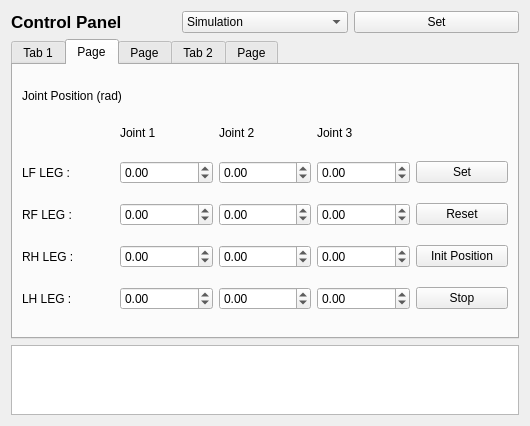
Qt form quadruped_locomotion/control_panel/ui/rqt_control_panel_plugin/rqt_control_panel_plugin_widget.ui (MUXIANGRU/laikago_catkin) before a commit.
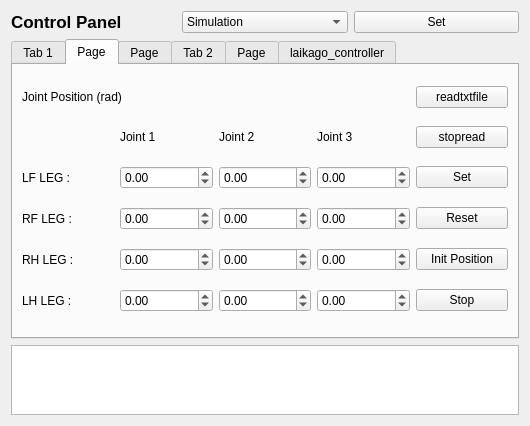
The same form after that commit.

Commit message: add position control

```diff
--- a/quadruped_locomotion/control_panel/ui/rqt_control_panel_plugin/rqt_control_panel_plugin_widget.ui
+++ b/quadruped_locomotion/control_panel/ui/rqt_control_panel_plugin/rqt_control_panel_plugin_widget.ui
@@ -529,6 +529,20 @@
          </property>
         </widget>
        </item>
+       <item row="0" column="4">
+        <widget class="QPushButton" name="readBotton">
+         <property name="text">
+          <string>readtxtfile</string>
+         </property>
+        </widget>
+       </item>
+       <item row="1" column="4">
+        <widget class="QPushButton" name="stopreadBotton">
+         <property name="text">
+          <string>stopread</string>
+         </property>
+        </widget>
+       </item>
       </layout>
      </widget>
      <widget class="QWidget" name="JointVelocity">
@@ -1054,6 +1068,11 @@
        </property>
       </widget>
      </widget>
+     <widget class="QWidget" name="laikago_controller">
+      <attribute name="title">
+       <string>laikago_controller</string>
+      </attribute>
+     </widget>
     </widget>
    </item>
   </layout>
```
The commit also changes 93 other files.
